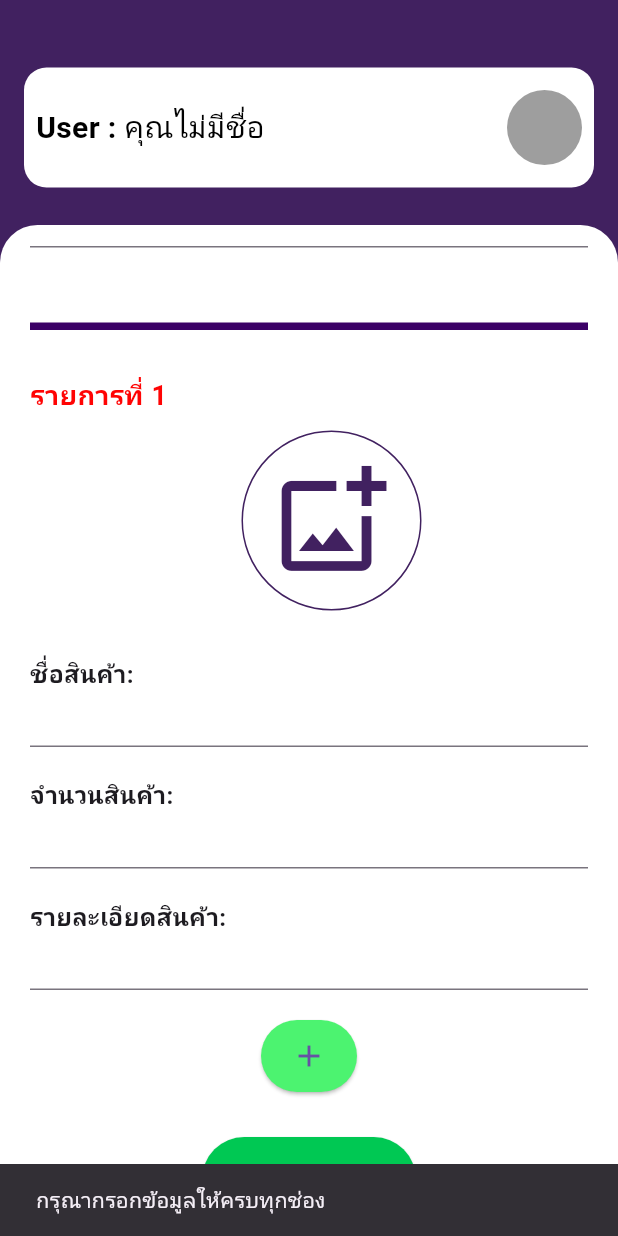
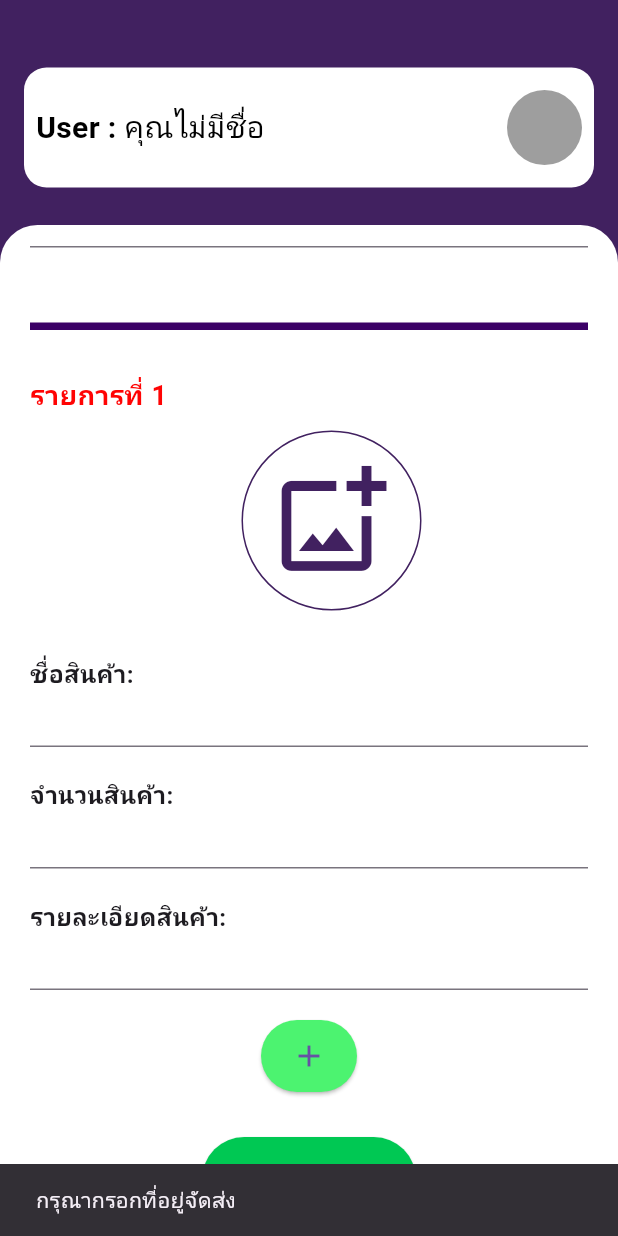
Before and after one commit to twotee007/QuickRider, a Flutter app: the AddProductPage screen opened directly, scrolled down 242 dp, after a tap on "จัดส่ง", on a phone screen of 412 x 824 dp. Run offline on Flutter 3.47's test engine with Material 3 defaults, Android fonts, the phone set to English and light mode, and no system bars; our stand-ins replace cloud_firestore, firebase_core, firebase_storage, flutter_map, geolocator, get and 4 more; accounts and stored records are empty; network calls fail.

Commit message:
ีup editadd

```diff
--- a/lib/page/PageUser/AddProduct.dart
+++ b/lib/page/PageUser/AddProduct.dart
@@ -431,19 +431,11 @@ class _AddProductPageState extends State<AddProductPage> {
                               Center(
                                 child: ElevatedButton(
                                   onPressed: () {
-                                    if (_validateFields()) {
-                                      // ตรวจสอบว่ากรอกครบหรือไม่
-                                      _submitData();
-                                    } else {
-                                      // แสดงข้อความเตือน
-                                      ScaffoldMessenger.of(context)
-                                          .showSnackBar(
-                                        const SnackBar(
-                                          content: Text(
-                                              'กรุณากรอกข้อมูลให้ครบทุกช่อง'),
-                                        ),
-                                      );
+                                    // ตรวจสอบว่าฟิลด์ทั้งหมดถูกกรอกครบหรือไม่
+                                    if (_validateFields(context)) {
+                                      _submitData(); // ส่งข้อมูลถ้าข้อมูลครบ
                                     }
+                                    // หาก `_validateFields` คืนค่า false จะมีการแสดงข้อความเตือนอยู่ในฟังก์ชันนั้นแล้ว
                                   },
                                   style: ElevatedButton.styleFrom(
                                     padding: const EdgeInsets.symmetric(
@@ -534,10 +526,25 @@ class _AddProductPageState extends State<AddProductPage> {
     });
   }
 
-  bool _validateFields() {
+  bool _validateFields(BuildContext context) {
     // ตรวจสอบที่อยู่จัดส่ง
     if (_shippingAddressController.text.isEmpty) {
-      return false;
+      ScaffoldMessenger.of(context).showSnackBar(
+        const SnackBar(
+          content: Text('กรุณากรอกที่อยู่จัดส่ง'),
+        ),
+      );
+      return false; // คืนค่า false ถ้าไม่กรอกที่อยู่
+    }
+
+    // ตรวจสอบเบอร์โทรศัพท์ผู้รับ
+    if (_phoneController.text.isEmpty) {
+      ScaffoldMessenger.of(context).showSnackBar(
+        const SnackBar(
+          content: Text('กรุณากรอกเบอร์โทรศัพท์ผู้รับ'),
+        ),
+      );
+      return false; // คืนค่า false ถ้าเบอร์โทรศัพท์ผู้รับไม่กรอก
     }
 
     // ตรวจสอบฟิลด์ในแต่ละรายการสินค้า
@@ -545,11 +552,26 @@ class _AddProductPageState extends State<AddProductPage> {
       if (product['productName'].text.isEmpty ||
           product['productQuantity'].text.isEmpty ||
           product['productDetails'].text.isEmpty) {
-        return false; // ถ้าพบช่องว่างให้คืนค่า false
+        ScaffoldMessenger.of(context).showSnackBar(
+          const SnackBar(
+            content: Text('กรุณากรอกข้อมูลให้ครบทุกช่อง'),
+          ),
+        );
+        return false; // คืนค่า false ถ้าข้อมูลไม่ครบ
+      }
+
+      // ตรวจสอบรูปภาพ
+      if (product['image'] == null) {
+        ScaffoldMessenger.of(context).showSnackBar(
+          const SnackBar(
+            content: Text('กรุณาใส่รูปภาพ'),
+          ),
+        );
+        return false; // คืนค่า false ถ้าไม่มีรูปภาพ
       }
     }
 
-    // ถ้าข้อมูลครบทุกช่องคืนค่า true
+    // ถ้าข้อมูลครบทุกช่องและมีรูปภาพครบทุกสินค้าคืนค่า true
     return true;
   }
 
```
